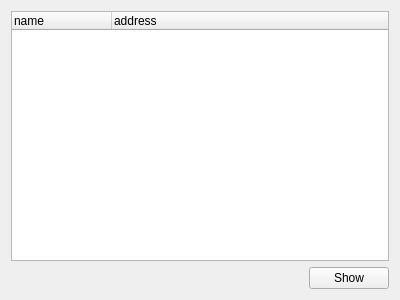
The window that examples/demo/tutorial/step5/client/customers.ui (Wolframe/Wolframe) describes before a commit, drawn with Qt 5.
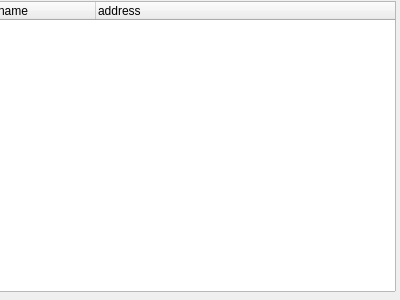
The same window after the commit.

Commit message: updated debug window pictures in tutorial

What changed in the file:
```diff
--- a/examples/demo/tutorial/step5/client/customers.ui
+++ b/examples/demo/tutorial/step5/client/customers.ui
@@ -13,9 +13,15 @@
   <property name="windowTitle">
    <string>Form</string>
   </property>
-  <layout class="QGridLayout" name="gridLayout">
-   <item row="0" column="0">
     <widget class="QTreeWidget" name="customer">
+   <property name="geometry">
+    <rect>
+     <x>-5</x>
+     <y>1</y>
+     <width>401</width>
+     <height>291</height>
+    </rect>
+   </property>
      <property name="rootIsDecorated">
       <bool>false</bool>
      </property>
@@ -36,35 +42,6 @@
       </property>
      </column>
     </widget>
-   </item>
-   <item row="2" column="0">
-    <layout class="QHBoxLayout" name="horizontalLayout">
-     <item>
-      <spacer name="horizontalSpacer">
-       <property name="orientation">
-        <enum>Qt::Horizontal</enum>
-       </property>
-       <property name="sizeHint" stdset="0">
-        <size>
-         <width>40</width>
-         <height>20</height>
-        </size>
-       </property>
-      </spacer>
-     </item>
-     <item>
-      <widget class="QPushButton" name="pushButton">
-       <property name="text">
-        <string>Show</string>
-       </property>
-       <property name="form" stdset="0">
-        <string>customer_show?id={customer.selected}</string>
-       </property>
-      </widget>
-     </item>
-    </layout>
-   </item>
-  </layout>
  </widget>
  <resources/>
  <connections>
```
Left out of the diff: 21 changed lines with no effect on the pictures. Lines whose indentation alone changed are shown as unchanged. The commit also changes 3 other files.
